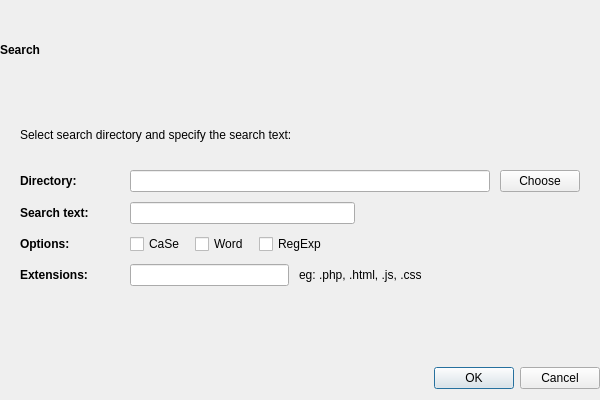
The window that ui/search.ui (ziracms/editor) describes before a commit, drawn with Qt 5.
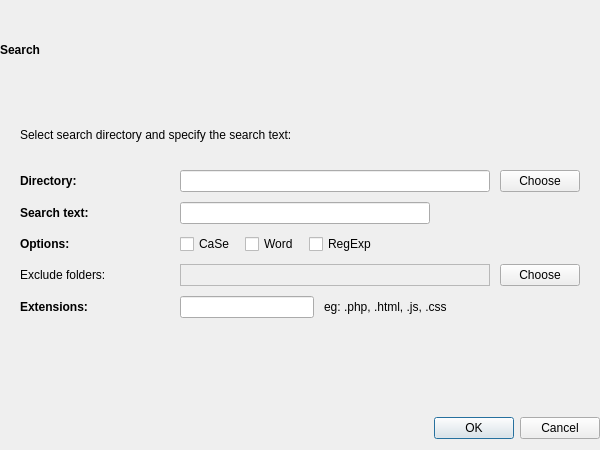
The same window after the commit.

Commit message: search exclude dirs

Diff of the .ui file:
```diff
--- a/ui/search.ui
+++ b/ui/search.ui
@@ -10,13 +10,13 @@
     <x>0</x>
     <y>0</y>
     <width>600</width>
-    <height>400</height>
+    <height>450</height>
    </rect>
   </property>
   <property name="minimumSize">
    <size>
     <width>600</width>
-    <height>400</height>
+    <height>450</height>
    </size>
   </property>
   <property name="maximumSize">
@@ -154,7 +154,7 @@
          <widget class="QLabel" name="searchDialogDirectoryLabel">
           <property name="minimumSize">
            <size>
-            <width>100</width>
+            <width>150</width>
             <height>0</height>
            </size>
           </property>
@@ -193,7 +193,7 @@
          <widget class="QLabel" name="searchDialogTextLabel">
           <property name="minimumSize">
            <size>
-            <width>100</width>
+            <width>150</width>
             <height>0</height>
            </size>
           </property>
@@ -210,6 +210,12 @@
         </item>
         <item>
          <widget class="QLineEdit" name="searchDialogTextLineEdit">
+          <property name="minimumSize">
+           <size>
+            <width>250</width>
+            <height>0</height>
+           </size>
+          </property>
           <property name="maximumSize">
            <size>
             <width>300</width>
@@ -245,7 +251,7 @@
          <widget class="QLabel" name="searchDialogOptionsLabel">
           <property name="minimumSize">
            <size>
-            <width>100</width>
+            <width>150</width>
             <height>0</height>
            </size>
           </property>
@@ -305,6 +311,55 @@
         </item>
        </layout>
       </item>
+      <item>
+       <layout class="QHBoxLayout" name="searchDialogExcludeLayout">
+        <property name="leftMargin">
+         <number>20</number>
+        </property>
+        <property name="topMargin">
+         <number>0</number>
+        </property>
+        <property name="rightMargin">
+         <number>20</number>
+        </property>
+        <item>
+         <widget class="QLabel" name="searchDialogExcludeLabel">
+          <property name="minimumSize">
+           <size>
+            <width>150</width>
+            <height>0</height>
+           </size>
+          </property>
+          <property name="text">
+           <string>Exclude folders:</string>
+          </property>
+         </widget>
+        </item>
+        <item>
+         <widget class="QFrame" name="searchDialogExcludeFrame">
+          <property name="sizePolicy">
+           <sizepolicy hsizetype="Expanding" vsizetype="Preferred">
+            <horstretch>0</horstretch>
+            <verstretch>0</verstretch>
+           </sizepolicy>
+          </property>
+          <property name="frameShape">
+           <enum>QFrame::StyledPanel</enum>
+          </property>
+          <property name="frameShadow">
+           <enum>QFrame::Raised</enum>
+          </property>
+         </widget>
+        </item>
+        <item>
+         <widget class="QPushButton" name="searchDialogExcludeButton">
+          <property name="text">
+           <string>Choose</string>
+          </property>
+         </widget>
+        </item>
+       </layout>
+      </item>
       <item>
        <layout class="QHBoxLayout" name="searchDialogExtensionsLayout">
         <property name="leftMargin">
@@ -317,7 +372,7 @@
          <widget class="QLabel" name="searchDialogExtensionsLabel">
           <property name="minimumSize">
            <size>
-            <width>100</width>
+            <width>150</width>
             <height>0</height>
            </size>
           </property>
```
The commit also changes 6 other files.
